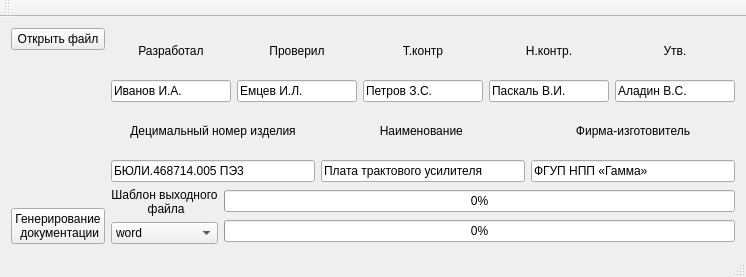
Above: mainwindow.ui from pivleonid/gp before the change. Below: the same form after it.
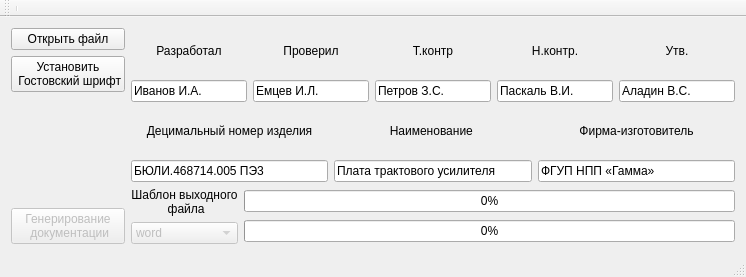
That is the form after the change.

Diff of the .ui file:
```diff
--- a/mainwindow.ui
+++ b/mainwindow.ui
@@ -36,7 +36,7 @@
         </property>
        </widget>
       </item>
-      <item row="1" column="0">
+      <item row="2" column="0">
        <spacer name="verticalSpacer">
         <property name="orientation">
          <enum>Qt::Vertical</enum>
@@ -52,10 +52,10 @@
         </property>
        </spacer>
       </item>
-      <item row="2" column="0">
+      <item row="3" column="0">
        <widget class="QPushButton" name="docGen">
         <property name="enabled">
-         <bool>true</bool>
+         <bool>false</bool>
         </property>
         <property name="sizePolicy">
          <sizepolicy hsizetype="Minimum" vsizetype="Fixed">
@@ -69,6 +69,14 @@
         </property>
        </widget>
       </item>
+      <item row="1" column="0">
+       <widget class="QPushButton" name="gost">
+        <property name="text">
+         <string>Установить
+ Гостовский шрифт</string>
+        </property>
+       </widget>
+      </item>
      </layout>
     </item>
     <item row="0" column="1">
@@ -291,6 +299,9 @@
           </item>
           <item row="1" column="0">
            <widget class="QComboBox" name="comboBox">
+            <property name="enabled">
+             <bool>false</bool>
+            </property>
             <item>
              <property name="text">
               <string>word</string>
@@ -330,6 +341,7 @@
    <attribute name="toolBarBreak">
     <bool>false</bool>
    </attribute>
+   <addaction name="separator"/>
   </widget>
   <widget class="QStatusBar" name="statusBar"/>
  </widget>
```
